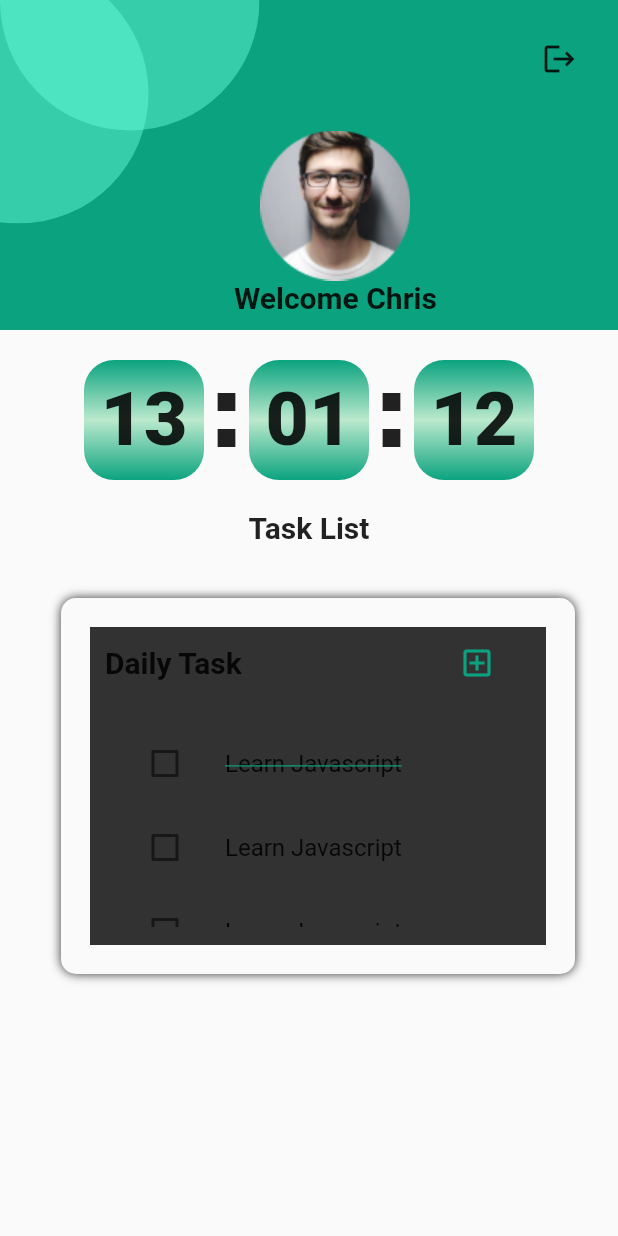
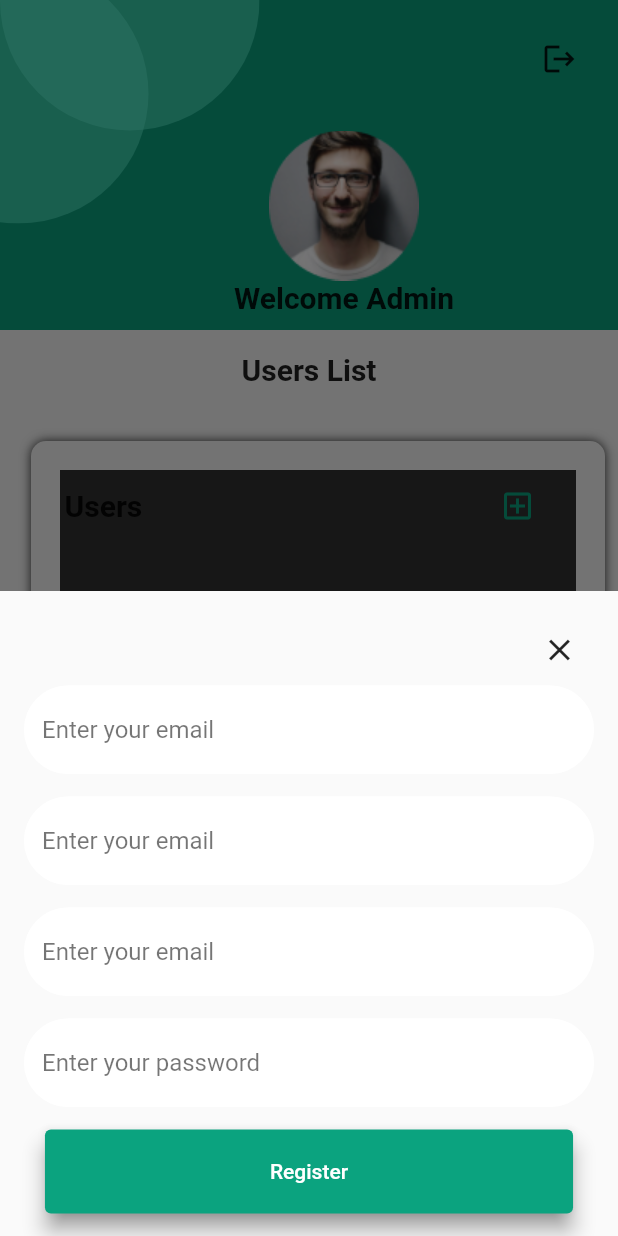
Before and after one commit to lordscoba/chalynyx-todo-app, a Flutter app: the screen it shows after launch, after a tap on the "add box" icon, on a phone screen of 412 x 824 dp. Run offline on Flutter 3.47's test engine with Material 2 defaults, Android fonts, the phone set to English and light mode, and no system bars; our stand-ins replace animated_splash_screen, flutter_riverpod, flutter_svg.

Commit message:
added admin

```diff
--- /dev/null
+++ b/lib/admin/adduser.dart
@@ -0,0 +1,193 @@
+import 'package:flutter/material.dart';
+
+class AddUser extends StatefulWidget {
+  const AddUser({super.key});
+
+  @override
+  State<AddUser> createState() => _AddUserState();
+}
+
+class _AddUserState extends State<AddUser> {
+  final _formKey = GlobalKey<FormState>();
+  @override
+  Widget build(BuildContext context) {
+    return SingleChildScrollView(
+      child: Form(
+        key: _formKey,
+        child: Padding(
+          padding: const EdgeInsets.all(15.0),
+          child: Column(
+            mainAxisAlignment: MainAxisAlignment.center,
+            children: [
+              Row(
+                mainAxisAlignment: MainAxisAlignment.end,
+                children: [
+                  IconButton(
+                      onPressed: () {
+                        Navigator.pop(context);
+                      },
+                      icon: const Icon(Icons.close))
+                ],
+              ),
+              SizedBox(
+                width: MediaQuery.of(context).size.width < 500 ? 380 : 550,
+                child: TextFormField(
+                  style: const TextStyle(color: Colors.black54),
+                  decoration: InputDecoration(
+                    filled: true,
+                    fillColor: Colors.white,
+                    hintText: 'Enter your email',
+                    hintStyle: const TextStyle(
+                      color: Colors.black54,
+                    ),
+                    enabledBorder: OutlineInputBorder(
+                      borderSide: const BorderSide(
+                        color: Color(0xFFFFFFFF),
+                        width: 0.5,
+                      ),
+                      borderRadius: BorderRadius.circular(30),
+                    ),
+                    focusedBorder: OutlineInputBorder(
+                      borderSide: const BorderSide(
+                        color: Colors.black38,
+                        width: 1,
+                      ),
+                      borderRadius: BorderRadius.circular(30),
+                    ),
+                  ),
+                  validator: (value) {
+                    return null;
+                  },
+                  onSaved: (value) {},
+                ),
+              ),
+              const SizedBox(
+                height: 15,
+              ),
+              SizedBox(
+                width: MediaQuery.of(context).size.width < 500 ? 380 : 550,
+                child: TextFormField(
+                  style: const TextStyle(color: Colors.black54),
+                  decoration: InputDecoration(
+                    filled: true,
+                    fillColor: Colors.white,
+                    hintText: 'Enter your email',
+                    hintStyle: const TextStyle(
+                      color: Colors.black54,
+                    ),
+                    enabledBorder: OutlineInputBorder(
+                      borderSide: const BorderSide(
+                        color: Color(0xFFFFFFFF),
+                        width: 0.5,
+                      ),
+                      borderRadius: BorderRadius.circular(30),
+                    ),
+                    focusedBorder: OutlineInputBorder(
+                      borderSide: const BorderSide(
+                        color: Colors.black38,
+                        width: 1,
+                      ),
+                      borderRadius: BorderRadius.circular(30),
+                    ),
+                  ),
+                  validator: (value) {
+                    return null;
+                  },
+                  onSaved: (value) {},
+                ),
+              ),
+              const SizedBox(
+                height: 15,
+              ),
+              SizedBox(
+                width: MediaQuery.of(context).size.width < 500 ? 380 : 550,
+                child: TextFormField(
+                  style: const TextStyle(color: Colors.black54),
+                  decoration: InputDecoration(
+                    filled: true,
+                    fillColor: Colors.white,
+                    hintText: 'Enter your email',
+                    hintStyle: const TextStyle(
+                      color: Colors.black54,
+                    ),
+                    enabledBorder: OutlineInputBorder(
+                      borderSide: const BorderSide(
+                        color: Color(0xFFFFFFFF),
+                        width: 0.5,
+                      ),
+                      borderRadius: BorderRadius.circular(30),
+                    ),
+                    focusedBorder: OutlineInputBorder(
+                      borderSide: const BorderSide(
+                        color: Colors.black38,
+                        width: 1,
+                      ),
+                      borderRadius: BorderRadius.circular(30),
+                    ),
+                  ),
+                  validator: (value) {
+                    return null;
+                  },
+                  onSaved: (value) {},
+                ),
+              ),
+              const SizedBox(
+                height: 15,
+              ),
+              SizedBox(
+                width: MediaQuery.of(context).size.width < 500 ? 380 : 550,
+                child: TextFormField(
+                  style: const TextStyle(color: Colors.black54),
+                  decoration: InputDecoration(
+                    filled: true,
+                    fillColor: Colors.white,
+                    hintText: 'Enter your password',
+                    hintStyle: const TextStyle(
+                      color: Colors.black54,
+                    ),
+                    enabledBorder: OutlineInputBorder(
+                      borderSide: const BorderSide(
+                        color: Color(0xFFFFFFFF),
+                        width: 0.5,
+                      ),
+                      borderRadius: BorderRadius.circular(30),
+                    ),
+                    focusedBorder: OutlineInputBorder(
+                      borderSide: const BorderSide(
+                        color: Colors.black38,
+                        width: 1,
+                      ),
+                      borderRadius: BorderRadius.circular(30),
+                    ),
+                  ),
+                  validator: (value) {
+                    return "hi";
+                  },
+                  onSaved: (value) {},
+                ),
+              ),
+              const SizedBox(
+                height: 15,
+              ),
+              ElevatedButton(
+                onPressed: () {
+                  Navigator.pushNamed(context, '/');
+                },
+                style: ElevatedButton.styleFrom(
+                    backgroundColor: const Color(0xFF0BA37F),
+                    padding: EdgeInsets.symmetric(
+                      vertical: 20,
+                      horizontal:
+                          MediaQuery.of(context).size.width < 580 ? 150 : 250,
+                    ),
+                    shadowColor: Colors.grey[800],
+                    elevation: 6),
+                child: const Text("Register"),
+              ),
+            ],
+          ),
+        ),
+      ),
+    );
+  }
+}
--- /dev/null
+++ b/lib/admin/home.dart
@@ -0,0 +1,237 @@
+import 'package:chalynyx_todo_app/admin/adduser.dart';
+import 'package:chalynyx_todo_app/admin/updateuser.dart';
+import 'package:chalynyx_todo_app/widgets/components.dart';
+import 'package:flutter/material.dart';
+
+class AdminHome extends StatelessWidget {
+  const AdminHome({super.key});
+  @override
+  Widget build(BuildContext context) {
+    return Scaffold(
+      body: SingleChildScrollView(
+        child: Column(
+          children: [
+            const TopHome1(),
+            const SizedBox(
+              height: 15,
+            ),
+            const H2(text: "Users List"),
+            Container(
+              margin: const EdgeInsets.symmetric(horizontal: 20, vertical: 35),
+              padding: const EdgeInsets.all(20),
+              decoration: BoxDecoration(
+                borderRadius: BorderRadius.circular(10),
+                boxShadow: [
+                  BoxShadow(
+                    color: Colors.black.withOpacity(0.8),
+                    spreadRadius: 5,
+                    blurRadius: 5,
+                    blurStyle: BlurStyle.outer,
+                    offset: const Offset(6, 6),
+                  ),
+                ],
+              ),
+              child: const UsersList(),
+            ),
+          ],
+        ),
+      ),
+    );
+  }
+}
+
+class UsersList extends StatefulWidget {
+  const UsersList({
+    super.key,
+  });
+
+  @override
+  State<UsersList> createState() => _UsersListState();
+}
+
+class _UsersListState extends State<UsersList> {
+  @override
+  Widget build(BuildContext context) {
+    return SizedBox(
+      height: 200,
+      child: ListView(
+        padding: const EdgeInsets.symmetric(horizontal: 3),
+        children: [
+          Row(
+            mainAxisAlignment: MainAxisAlignment.spaceBetween,
+            children: [
+              const H2(text: "Users"),
+              IconButton(
+                onPressed: () {
+                  addUser(context);
+                },
+                icon: const Icon(
+                  Icons.add_box_outlined,
+                  color: Color(0xFF0BA37F),
+                ),
+              )
+            ],
+          ),
+          const SizedBox(
+            height: 15,
+          ),
+          ListTile(
+            contentPadding: const EdgeInsets.all(2),
+            leading: const Icon(Icons.account_circle),
+            title: const Text(
+              "Nwokoye Chris",
+            ),
+            trailing: Row(
+              mainAxisSize: MainAxisSize.min,
+              children: [
+                IconButton(
+                  onPressed: () {
+                    editUser(context);
+                  },
+                  icon: const Icon(
+                    Icons.edit,
+                    color: Color(0xFF0BA37F),
+                  ),
+                ),
+                IconButton(
+                  onPressed: () {
+                    editUser(context);
+                  },
+                  icon: const Icon(
+                    Icons.delete,
+                    color: Color(0xFF0BA37F),
+                  ),
+                ),
+              ],
+            ),
+          ),
+          ListTile(
+            contentPadding: const EdgeInsets.all(2),
+            leading: const Icon(Icons.account_circle),
+            title: const Text(
+              "Nwokoye Chris",
+            ),
+            trailing: Row(
+              mainAxisSize: MainAxisSize.min,
+              children: [
+                IconButton(
+                  onPressed: () {
+                    editUser(context);
+                  },
+                  icon: const Icon(
+                    Icons.edit,
+                    color: Color(0xFF0BA37F),
+                  ),
+                ),
+                IconButton(
+                  onPressed: () {
+                    editUser(context);
+                  },
+                  icon: const Icon(
+                    Icons.delete,
+                    color: Color(0xFF0BA37F),
+                  ),
+                ),
+              ],
+            ),
+          ),
+          ListTile(
+            contentPadding: const EdgeInsets.all(2),
+            leading: const Icon(Icons.account_circle),
+            title: const Text(
+              "Nwokoye Chris",
+            ),
+            trailing: Row(
+              mainAxisSize: MainAxisSize.min,
+              children: [
+                IconButton(
+                  onPressed: () {
+                    editUser(context);
+                  },
+                  icon: const Icon(
+                    Icons.edit,
+                    color: Color(0xFF0BA37F),
+                  ),
+                ),
+                IconButton(
+                  onPressed: () {
+                    editUser(context);
+                  },
+                  icon: const Icon(
+                    Icons.delete,
+                    color: Color(0xFF0BA37F),
+                  ),
+                ),
+              ],
+            ),
+          ),
+        ],
+      ),
+    );
+  }
+
+  Future<dynamic> addUser(BuildContext context) {
+    return showModalBottomSheet(
+      context: context,
+      builder: (BuildContext context) {
+        return const AddUser();
+      },
+    );
+  }
+
+  Future<dynamic> editUser(BuildContext context) {
+    return showModalBottomSheet(
+      context: context,
+      builder: (BuildContext context) {
+        return const UpdateUser();
+      },
+    );
+  }
+}
+
+class TopHome1 extends StatelessWidget {
+  const TopHome1({
+    super.key,
+  });
+
+  @override
+  Widget build(BuildContext context) {
+    return Container(
+      color: const Color(0xFF0BA37F),
+      height: 220,
+      width: double.infinity,
+      child: Stack(
+        alignment: Alignment.center,
+        children: [
+          const Positioned(
+            left: 0,
+            top: 0,
+            child: TopDesign(
+              where: BlendMode.color,
+            ),
+          ),
+          Positioned(
+            left: (MediaQuery.of(context).size.width / 2) - 50,
+            bottom: 10,
+            child: Column(
+              crossAxisAlignment: CrossAxisAlignment.center,
+              mainAxisAlignment: MainAxisAlignment.end,
+              children: [
+                Image.asset("assets/images/profilepics.png"),
+                const H2(text: "Welcome Admin")
+              ],
+            ),
+          ),
+          Positioned(
+            top: 15,
+            right: 15,
+            child: IconButton(
+              onPressed: () {},
+              icon: const Icon(Icons.logout),
+            ),
+          )
+        ],
+      ),
+    );
+  }
+}
--- a/lib/routes.dart
+++ b/lib/routes.dart
@@ -1,3 +1,4 @@
+import 'package:chalynyx_todo_app/admin/home.dart';
 import 'package:chalynyx_todo_app/screens/home.dart';
 import 'package:chalynyx_todo_app/screens/login.dart';
 import 'package:chalynyx_todo_app/screens/signup.dart';
@@ -20,12 +21,13 @@ class NextScreen extends StatelessWidget {
       theme: ThemeData(
         primarySwatch: Colors.green,
       ),
-      initialRoute: '/home',
+      initialRoute: '/admin/home',
       routes: {
         '/': (context) => const SplashPage(),
         '/login': (context) => const Login(),
         '/signup': (context) => const SignUp(),
         '/home': (context) => const Home(),
+        '/admin/home': (context) => const AdminHome(),
       },
     );
   }
```
Also changed, not shown: lib/admin/addtask.dart (added, +15 -0 lines), lib/admin/updateuser.dart (added, +193 -0 lines), lib/admin/updatetask.dart (added), lib/admin/viewuser.dart (added), lib/screens/components/addtask.dart (added), lib/screens/components/updateprofile.dart (added), lib/screens/components/updatetask.dart (added).
